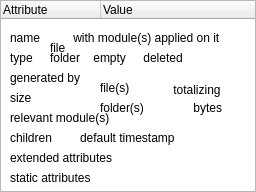
Above: ui/gui/resources/propertytable.ui from halbbob/dff before the change. Below: the same form after it.
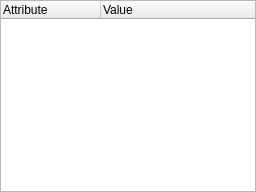
That is the form after the change.

Commit message: Removes ugly hidden labels in propertytabel, used only for translation, translatable text back again in .py file.

The edit to the form file:
```diff
--- a/ui/gui/resources/propertytable.ui
+++ b/ui/gui/resources/propertytable.ui
@@ -2,6 +2,14 @@
 <ui version="4.0">
  <class>PropertyTable</class>
  <widget class="QTreeWidget" name="PropertyTable"><widget class="QWidget" name="useless" native="true" />
+  <property name="geometry">
+   <rect>
+    <x>0</x>
+    <y>0</y>
+    <width>256</width>
+    <height>192</height>
+   </rect>
+  </property>
   <property name="sizePolicy">
    <sizepolicy hsizetype="Expanding" vsizetype="Expanding">
     <horstretch>0</horstretch>
@@ -21,247 +29,14 @@
     <string>Value</string>
    </property>
   </column>
-  <widget class="QLabel" name="itemName">
+  <widget class="QWidget" name="useless" native="true">
    <property name="geometry">
     <rect>
-     <x>10</x>
-     <y>30</y>
-     <width>57</width>
-     <height>15</height>
+     <x>0</x>
+     <y>0</y>
+     <width>100</width>
+     <height>30</height>
     </rect>
-   </property>
-   <property name="text">
-    <string>name</string>
-   </property>
-  </widget>
-  <widget class="QLabel" name="itemType">
-   <property name="geometry">
-    <rect>
-     <x>10</x>
-     <y>50</y>
-     <width>57</width>
-     <height>15</height>
-    </rect>
-   </property>
-   <property name="toolTip">
-    <string> with module(s) applied on it</string>
-   </property>
-   <property name="text">
-    <string>type</string>
-   </property>
-  </widget>
-  <widget class="QLabel" name="itemFolder">
-   <property name="geometry">
-    <rect>
-     <x>50</x>
-     <y>50</y>
-     <width>57</width>
-     <height>15</height>
-    </rect>
-   </property>
-   <property name="toolTip">
-    <string/>
-   </property>
-   <property name="statusTip">
-    <string/>
-   </property>
-   <property name="text">
-    <string>folder</string>
-   </property>
-  </widget>
-  <widget class="QLabel" name="itemFile">
-   <property name="geometry">
-    <rect>
-     <x>50</x>
-     <y>40</y>
-     <width>57</width>
-     <height>15</height>
-    </rect>
-   </property>
-   <property name="text">
-    <string>file</string>
-   </property>
-  </widget>
-  <widget class="QLabel" name="itemModApplied">
-   <property name="geometry">
-    <rect>
-     <x>70</x>
-     <y>30</y>
-     <width>201</width>
-     <height>16</height>
-    </rect>
-   </property>
-   <property name="text">
-    <string> with module(s) applied on it</string>
-   </property>
-  </widget>
-  <widget class="QLabel" name="itemEmpty">
-   <property name="geometry">
-    <rect>
-     <x>90</x>
-     <y>50</y>
-     <width>57</width>
-     <height>15</height>
-    </rect>
-   </property>
-   <property name="text">
-    <string> empty</string>
-   </property>
-  </widget>
-  <widget class="QLabel" name="itemDeleted">
-   <property name="geometry">
-    <rect>
-     <x>140</x>
-     <y>50</y>
-     <width>57</width>
-     <height>15</height>
-    </rect>
-   </property>
-   <property name="text">
-    <string> deleted</string>
-   </property>
-  </widget>
-  <widget class="QLabel" name="itemGeneratedBy">
-   <property name="geometry">
-    <rect>
-     <x>10</x>
-     <y>70</y>
-     <width>91</width>
-     <height>16</height>
-    </rect>
-   </property>
-   <property name="text">
-    <string>generated by</string>
-   </property>
-  </widget>
-  <widget class="QLabel" name="itemSize">
-   <property name="geometry">
-    <rect>
-     <x>10</x>
-     <y>90</y>
-     <width>57</width>
-     <height>15</height>
-    </rect>
-   </property>
-   <property name="text">
-    <string>size</string>
-   </property>
-  </widget>
-  <widget class="QLabel" name="itemRelevantMod">
-   <property name="geometry">
-    <rect>
-     <x>10</x>
-     <y>110</y>
-     <width>121</width>
-     <height>16</height>
-    </rect>
-   </property>
-   <property name="text">
-    <string>relevant module(s)</string>
-   </property>
-  </widget>
-  <widget class="QLabel" name="itemChildren">
-   <property name="geometry">
-    <rect>
-     <x>10</x>
-     <y>130</y>
-     <width>57</width>
-     <height>15</height>
-    </rect>
-   </property>
-   <property name="text">
-    <string>children</string>
-   </property>
-  </widget>
-  <widget class="QLabel" name="itemFiles">
-   <property name="geometry">
-    <rect>
-     <x>100</x>
-     <y>80</y>
-     <width>57</width>
-     <height>15</height>
-    </rect>
-   </property>
-   <property name="text">
-    <string>file(s)</string>
-   </property>
-  </widget>
-  <widget class="QLabel" name="itemTotal">
-   <property name="geometry">
-    <rect>
-     <x>170</x>
-     <y>80</y>
-     <width>71</width>
-     <height>20</height>
-    </rect>
-   </property>
-   <property name="text">
-    <string> totalizing </string>
-   </property>
-  </widget>
-  <widget class="QLabel" name="itemBytes">
-   <property name="geometry">
-    <rect>
-     <x>190</x>
-     <y>100</y>
-     <width>57</width>
-     <height>15</height>
-    </rect>
-   </property>
-   <property name="text">
-    <string> bytes</string>
-   </property>
-  </widget>
-  <widget class="QLabel" name="itemFolders">
-   <property name="geometry">
-    <rect>
-     <x>100</x>
-     <y>100</y>
-     <width>57</width>
-     <height>15</height>
-    </rect>
-   </property>
-   <property name="text">
-    <string>folder(s)</string>
-   </property>
-  </widget>
-  <widget class="QLabel" name="itemTimes">
-   <property name="geometry">
-    <rect>
-     <x>80</x>
-     <y>130</y>
-     <width>131</width>
-     <height>16</height>
-    </rect>
-   </property>
-   <property name="text">
-    <string>default timestamp</string>
-   </property>
-  </widget>
-  <widget class="QLabel" name="itemExtAttr">
-   <property name="geometry">
-    <rect>
-     <x>10</x>
-     <y>150</y>
-     <width>131</width>
-     <height>16</height>
-    </rect>
-   </property>
-   <property name="text">
-    <string>extended attributes</string>
-   </property>
-  </widget>
-  <widget class="QLabel" name="itemStaAttr">
-   <property name="geometry">
-    <rect>
-     <x>10</x>
-     <y>170</y>
-     <width>131</width>
-     <height>16</height>
-    </rect>
-   </property>
-   <property name="text">
-    <string>static attributes</string>
    </property>
   </widget>
  </widget>
```
The commit also changes 7 other files.
